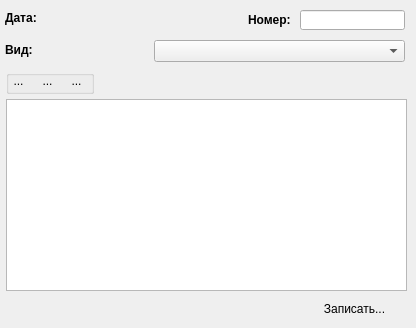
Old version of the form frmdocument.ui in the repository sergey4475/profi.
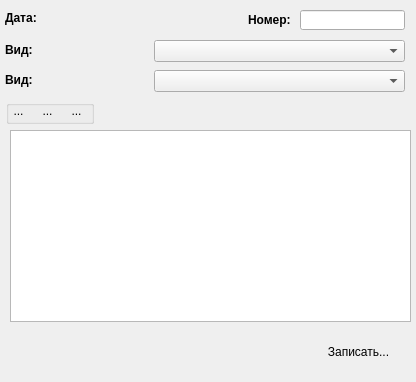
New version of the form. Icons and pictures are not drawn. Custom widgets are drawn as their Qt base class.

```diff
--- a/frmdocument.ui
+++ b/frmdocument.ui
@@ -10,7 +10,7 @@
     <x>0</x>
     <y>0</y>
     <width>416</width>
-    <height>328</height>
+    <height>382</height>
    </rect>
   </property>
   <property name="windowTitle">
@@ -19,8 +19,8 @@
   <widget class="QTableView" name="tableView">
    <property name="geometry">
     <rect>
-     <x>6</x>
-     <y>99</y>
+     <x>10</x>
+     <y>130</y>
      <width>401</width>
      <height>192</height>
     </rect>
@@ -52,8 +52,8 @@
   <widget class="QPushButton" name="ApplyBut">
    <property name="geometry">
     <rect>
-     <x>303</x>
-     <y>297</y>
+     <x>307</x>
+     <y>340</y>
      <width>103</width>
      <height>23</height>
     </rect>
@@ -134,7 +134,7 @@
    <property name="geometry">
     <rect>
      <x>6</x>
-     <y>70</y>
+     <y>100</y>
      <width>88</width>
      <height>24</height>
     </rect>
@@ -260,6 +260,51 @@
     <string>Вид:</string>
    </property>
   </widget>
+  <widget class="QLabel" name="l_vid_zatrat">
+   <property name="geometry">
+    <rect>
+     <x>5</x>
+     <y>72</y>
+     <width>131</width>
+     <height>16</height>
+    </rect>
+   </property>
+   <property name="font">
+    <font>
+     <pointsize>9</pointsize>
+     <weight>75</weight>
+     <bold>true</bold>
+    </font>
+   </property>
+   <property name="text">
+    <string>Вид:</string>
+   </property>
+  </widget>
+  <widget class="QComboBox" name="vid_zatrat">
+   <property name="geometry">
+    <rect>
+     <x>154</x>
+     <y>70</y>
+     <width>251</width>
+     <height>22</height>
+    </rect>
+   </property>
+   <property name="font">
+    <font>
+     <pointsize>9</pointsize>
+     <weight>75</weight>
+     <bold>true</bold>
+    </font>
+   </property>
+   <property name="editable">
+    <bool>false</bool>
+   </property>
+   <item>
+    <property name="text">
+     <string/>
+    </property>
+   </item>
+  </widget>
  </widget>
  <customwidgets>
   <customwidget>
```
Left out of the diff: 2 changed lines with no effect on the pictures.
